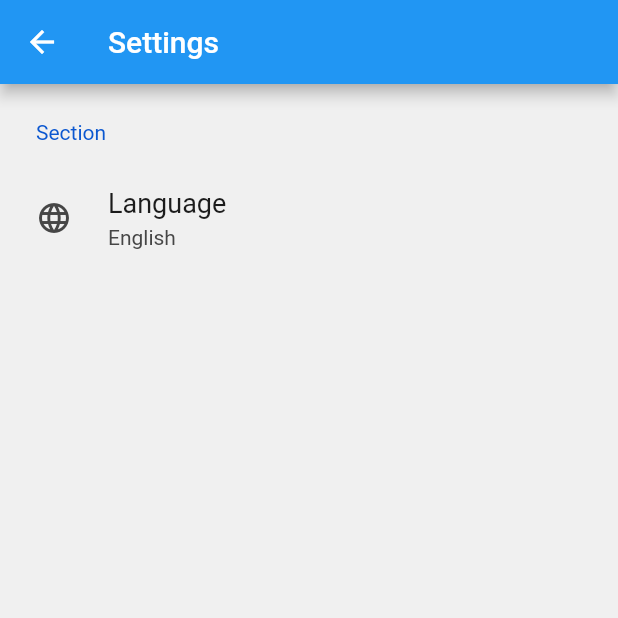
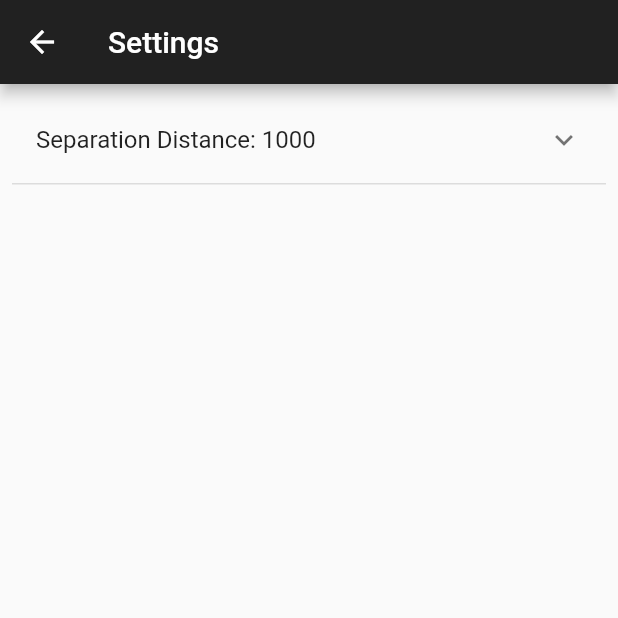
Before and after one commit to BenLussier/exitcount, a Flutter app: the SettingsPage screen opened by its route, on a phone screen of 412 x 824 dp, the top half of it. Run offline on Flutter 3.47's test engine with Material 2 defaults, Android fonts, the phone set to English and light mode, and no system bars; drawn by our look-alikes of settings_ui; our stand-ins replace flutter_bloc, geolocator, hydrated_bloc.

```diff
--- a/lib/app_settings_cubit.dart
+++ b/lib/app_settings_cubit.dart
@@ -13,7 +13,9 @@ class AppSettingsCubit extends HydratedCubit<AppSettings> {
   Map<String, dynamic> toJson(AppSettings state) =>
       {'smGroupDistance': state.smGroupDistance};
 
-  void setAppSettings(AppSettings appSettings) {
-    emit(appSettings);
+  void setSmGroupDistance(int dist) {
+    AppSettings newState = AppSettings();
+    newState.smGroupDistance = dist;
+    emit(newState);
   }
 }
--- a/lib/home_page.dart
+++ b/lib/home_page.dart
@@ -18,9 +18,9 @@ class _MyHomePageState extends State<MyHomePage> {
   Widget build(BuildContext context) {
     return Scaffold(
       appBar: AppBar(
+          title: Text('ExitCount™'),
           backgroundColor: ThemeData.dark().primaryColor,
           centerTitle: false,
-          title: Text('ExitCount™'),
           actions: <Widget>[
             MoreMenu(),
           ]),
--- a/lib/settings_page.dart
+++ b/lib/settings_page.dart
@@ -1,5 +1,9 @@
 import 'package:flutter/material.dart';
-import 'package:settings_ui/settings_ui.dart';
+import 'package:flutter/services.dart';
+import 'package:flutter_bloc/flutter_bloc.dart';
+
+import 'app_settings.dart';
+import 'app_settings_cubit.dart';
 
 class SettingsPage extends StatefulWidget {
   // const SpeedWidget({Key key}) : super(key: key);
@@ -14,62 +18,44 @@ class _SettingsState extends State<SettingsPage> {
     return Scaffold(
       appBar: AppBar(
         title: Text('Settings'),
+        backgroundColor: ThemeData.dark().primaryColor,
+        centerTitle: false,
       ),
-        body: SettingsList(
-          sections: [
-            SettingsSection(
-              title: 'Section',
-              tiles: [
-                SettingsTile(
-                  title: 'Language',
-                  subtitle: 'English',
-                  leading: Icon(Icons.language),
-                  onPressed: (BuildContext context) {},
+      body: BlocBuilder<AppSettingsCubit, AppSettings>(
+        builder: (context, state) {
+          return ListView(
+            padding: const EdgeInsets.all(8),
+            children: <Widget>[
+              ExpansionTile(
+                title: Text(
+                    'Separation Distance: ' + state.smGroupDistance.toString()),
+                children: <Widget>[
+                  TextFormField(
+                    decoration: InputDecoration(labelText: "Enter your number"),
+                    keyboardType: TextInputType.number,
+                    inputFormatters: <TextInputFormatter>[
+                      FilteringTextInputFormatter.digitsOnly
+                    ],
+                    initialValue: state.smGroupDistance.toString(),
+                    autofocus: true,
+                    onChanged: (input) {
+                      context
+                          .read<AppSettingsCubit>()
+                          .setSmGroupDistance(int.parse(input));
+                    },
                   ),
-                // SettingsTile.switchTile(
-                //   title: 'Use fingerprint',
-                //   leading: Icon(Icons.fingerprint),
-                //   switchValue: value,
-                //   onToggle: (bool value) {},
-                // ),
                 ],
               ),
+              const Divider(
+                height: 1,
+                thickness: 1,
+                indent: 0,
+                endIndent: 0,
+              ),
             ],
-        ));
+          );
+        },
+      ),
+    );
   }
 }
-
-// class _SettingsState extends State<SettingsPage> {
-//   @override
-//   Widget build(BuildContext context) {
-//     return Scaffold(
-//       appBar: AppBar(
-//         title: Text('Settings'),
-//       ),
-//       body: BlocBuilder<AppSettingsCubit, AppSettings>(
-//           builder: (BuildContext context, AppSettings state) {
-//         return SettingsList(
-//           sections: [
-//             SettingsSection(
-//               title: 'Section',
-//               tiles: [
-//                 SettingsTile(
-//                   title: 'Group Separation Distance',
-//                   subtitle: '$state.smGroupDistance',
-//                   leading: Icon(Icons.language),
-//                   onPressed: (BuildContext context) {},
-//                 ),
-//                 // SettingsTile.switchTile(
-//                 //   title: 'Use fingerprint',
-//                 //   leading: Icon(Icons.fingerprint),
-//                 //   switchValue: value,
-//                 //   onToggle: (bool value) {},
-//                 // ),
-//               ],
-//             ),
-//           ],
-//         );
-//       }),
-//     );
-//   }
-// }
```
Lines whose indentation alone changed are shown as unchanged.
